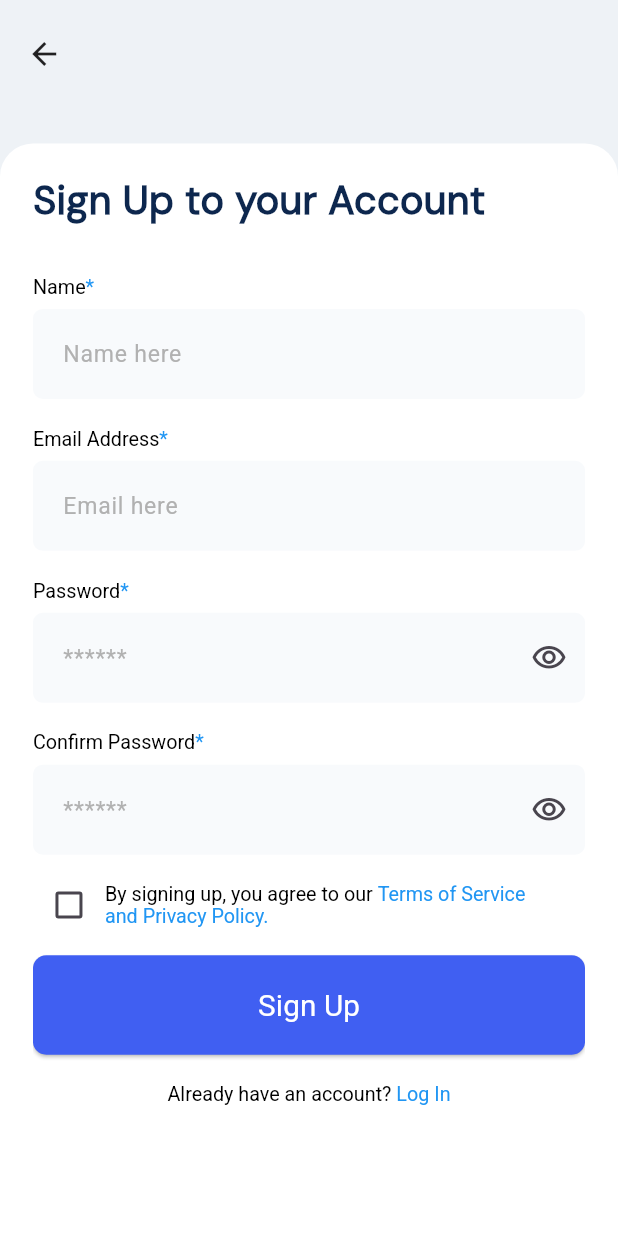
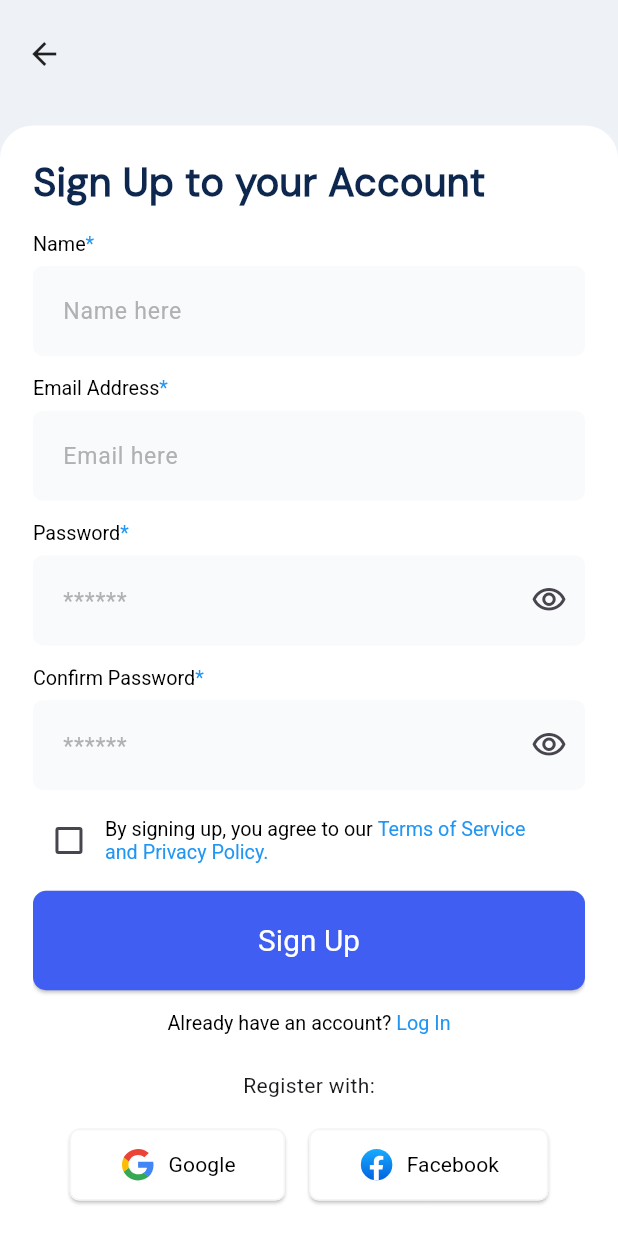
Before and after one commit to Ibrahim-K98han/car_selling_flutter, a Flutter app: the RegisterView screen opened directly, on a phone screen of 412 x 824 dp. Run offline on Flutter 3.47's test engine with Material 3 defaults, Android fonts, the phone set to English and light mode, and no system bars; our stand-ins replace carousel_slider, flutter_screenutil, flutter_svg, smooth_page_indicator.

Commit message:
register screen done

```diff
--- a/lib/app/modules/register/view/register_view.dart
+++ b/lib/app/modules/register/view/register_view.dart
@@ -28,7 +28,7 @@ class RegisterView extends StatelessWidget {
                 child: Icon(Icons.arrow_back),
               ),
             ),
-            SizedBox(height: 40.h),
+            SizedBox(height: 30.h),
             Expanded(
               child: Container(
                 padding: EdgeInsets.symmetric(horizontal: 20.w, vertical: 16.h),
@@ -48,19 +48,19 @@ class RegisterView extends StatelessWidget {
                         style: TextFontStyle.headline14DMSansw600c0D274E
                             .copyWith(fontSize: 24.sp),
                       ),
-                      SizedBox(height: 26.h),
+                      SizedBox(height: 12.h),
                       //============ Name Label =========//
                       CustomRichText(text: 'Name', requiredText: '*'),
                       SizedBox(height: 6.h),
                       //============ Name InputFiled =========//
                       CommonTextFormField(hintText: 'Name here'),
-                      SizedBox(height: 16.h),
+                      SizedBox(height: 12.h),
                       //============ Email Address Label =========//
                       CustomRichText(text: 'Email Address', requiredText: '*'),
                       SizedBox(height: 6.h),
                       //============ Email Address InputFiled =========//
                       CommonTextFormField(hintText: 'Email here'),
-                      SizedBox(height: 16.h),
+                      SizedBox(height: 12.h),
                       //============ Password Label =========//
                       CustomRichText(text: 'Password', requiredText: '*'),
                       SizedBox(height: 6.h),
@@ -72,7 +72,7 @@ class RegisterView extends StatelessWidget {
                           icon: Icon(Icons.visibility_outlined),
                         ),
                       ),
-                      SizedBox(height: 16.h),
+                      SizedBox(height: 12.h),
                       //============ Confirm Password Label =========//
                       CustomRichText(
                         text: 'Confirm Password',
@@ -120,7 +120,7 @@ class RegisterView extends StatelessWidget {
                           ),
                         ),
                       ),
-                      SizedBox(height: 16.h),
+                      SizedBox(height: 12.h),
                       Center(
                         child: GestureDetector(
                           onTap: () {
@@ -146,7 +146,7 @@ class RegisterView extends StatelessWidget {
                           ),
                         ),
                       ),
-                      SizedBox(height: 60.h),
+                      SizedBox(height: 20.h),
                       Center(child: Text('Register with:')),
                       SizedBox(height: 16.h),
                       //============ Google and Facebook login==========//
```
